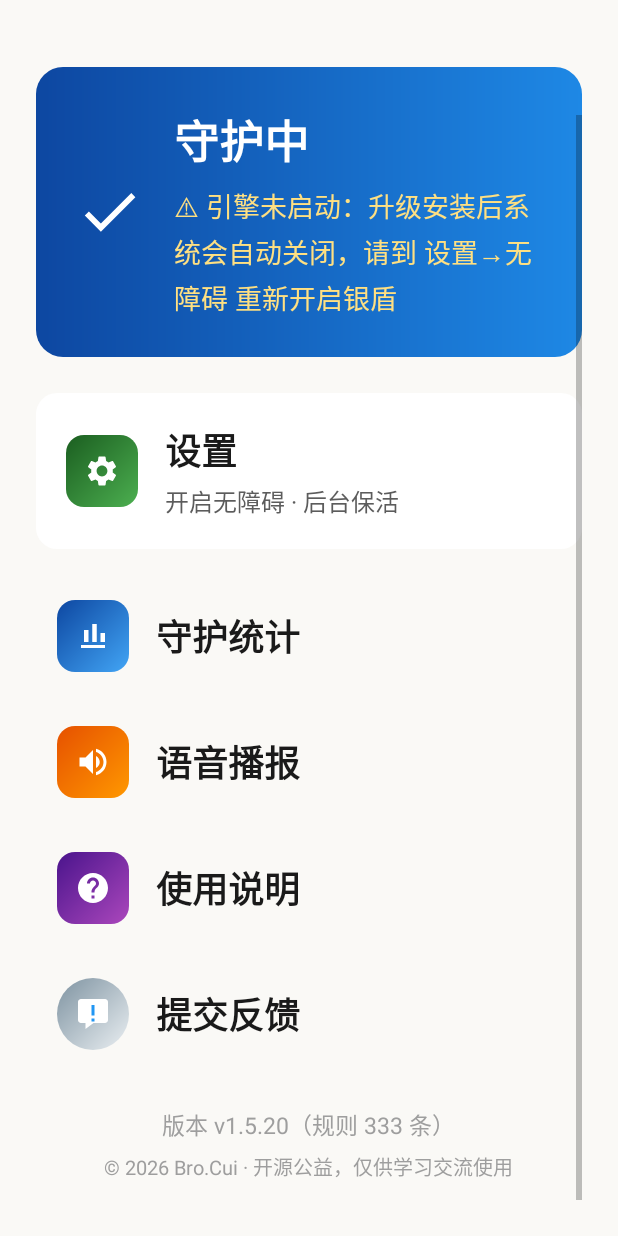
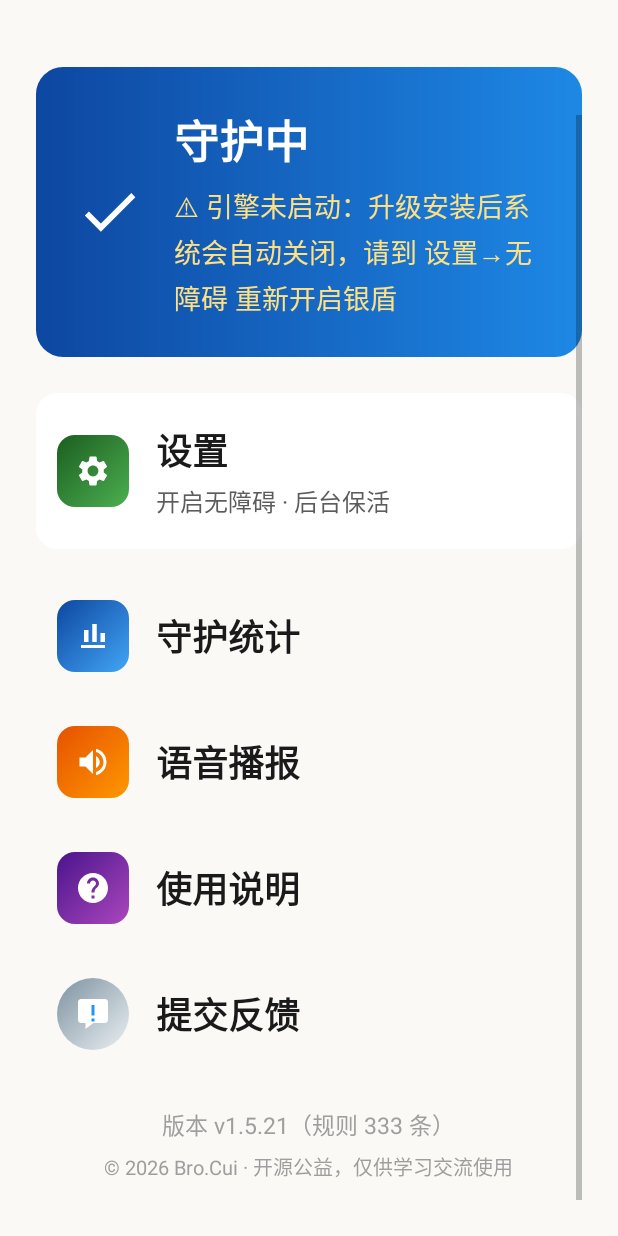
Before and after one commit to stcbro/SilverShield, an Android app: the screen it shows after launch (MainActivity), scrolled down 84 dp, on a phone screen of 412 x 824 dp. Run offline under Robolectric (Android 15) with nearby library versions, the phone set to English and light mode, and no system bars; pictures from the network do not load; 3 statements that could not run were skipped.

Commit message:
v1.5.21: 首页菜单图标左对齐(设置卡片左边距与菜单行统一)

```diff
--- a/app/build.gradle
+++ b/app/build.gradle
@@ -10,8 +10,8 @@ android {
         applicationId "com.silvershield.app"
         minSdk 24
         targetSdk 34
-        versionCode 55
-        versionName "1.5.20"
+        versionCode 56
+        versionName "1.5.21"
     }
 
     buildFeatures {
--- a/app/src/main/res/layout/activity_main.xml
+++ b/app/src/main/res/layout/activity_main.xml
@@ -103,7 +103,10 @@
             android:background="@drawable/bg_card_white"
             android:gravity="center_vertical"
             android:orientation="horizontal"
-            android:padding="20dp">
+            android:paddingLeft="14dp"
+            android:paddingTop="20dp"
+            android:paddingRight="20dp"
+            android:paddingBottom="20dp">
 
             <ImageView
                 android:layout_width="48dp"
```
Also changed, not shown: 1 other file.
